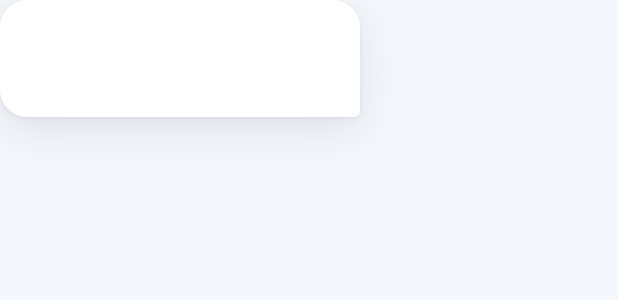
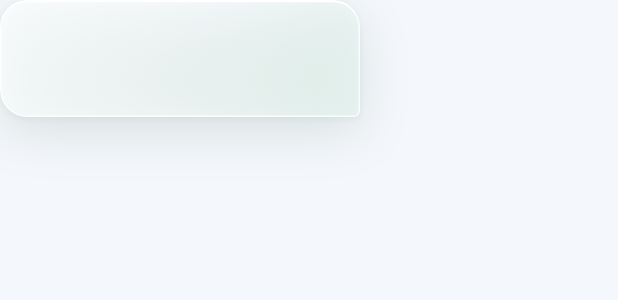
Before and after one commit to abdualiev088/qori_app, a Flutter app: the _SpeechBubble widget shown alone on an empty page, opened directly with empty values, on a phone screen of 412 x 824 dp. Shown: the top 300 px of the screen. Run offline on Flutter 3.47's test engine with Material 3 defaults, Android fonts, the phone set to English and light mode, and no system bars; our stand-ins replace audio_service, flutter_svg, google_fonts, just_audio, shared_preferences; missing offline and left inert: audio_session; accounts and stored records are empty; statements that could not run were skipped.

Commit message:
Give Hifdth's question bubble a frosted glass background
The bubble uses the same LiquidGlass as the nav and profile button, with a
light blur and a thin fill so the surah numbers behind it still show
through faintly. LiquidGlass now takes optional per-corner radii, so the
bubble keeps its small corner pointing at Hifdth.

Co-Authored-By: Claude Opus 5.5 <noreply@anthropic.com>

```diff
--- a/lib/screens/home_screen.dart
+++ b/lib/screens/home_screen.dart
@@ -20,6 +20,7 @@ const _steps = [
   DayStep(title: 'Review', subtitle: 'Done at 10:30 am', done: true),
   DayStep(title: 'Evening session', subtitle: 'Up next · 7:00 pm', done: false),
 ];
+
 /// Sessions whose time has passed without being done. Placeholder until the schedule is real.
 const _sessionsBehind = 0;
 const _week = [
@@ -224,8 +225,7 @@ class _HomeScreenState extends State<HomeScreen> with SingleTickerProviderStateM
                             Text('${_weekdays[t.weekday - 1]}, ${t.day} ${_months[t.month - 1]}',
                                 style: HText.inter(size: 13, weight: FontWeight.w500, color: HColors.ink2)),
                             const SizedBox(height: 2),
-                            Text(greeting,
-                                style: HText.inter(size: 24, weight: FontWeight.w700, letterSpacing: -0.4)),
+                            Text(greeting, style: HText.inter(size: 24, weight: FontWeight.w700, letterSpacing: -0.4)),
                           ],
                         ),
                       ),
@@ -464,20 +464,29 @@ class _SpeechBubbleState extends State<_SpeechBubble> with SingleTickerProviderS
           child: Container(
             constraints: const BoxConstraints(maxWidth: 240),
             margin: const EdgeInsets.only(bottom: 18), // the tail points at Hifdth's face
-            padding: const EdgeInsets.fromLTRB(14, 10, 14, 11),
-            decoration: const BoxDecoration(
-              color: HColors.surface,
-              borderRadius: BorderRadius.only(
+            // Frosted only lightly, so the surah numbers behind still show through faintly.
+            child: LiquidGlass(
+              radius: 18,
+              corners: const BorderRadius.only(
                 topLeft: Radius.circular(18),
                 topRight: Radius.circular(18),
                 bottomLeft: Radius.circular(18),
                 bottomRight: Radius.circular(4),
               ),
-              boxShadow: [
-                BoxShadow(color: Color(0x1A17202A), blurRadius: 24, offset: Offset(0, 8)),
-                BoxShadow(color: Color(0x0F17202A), blurRadius: 2, offset: Offset(0, 1)),
+              blur: 4,
+              borderColor: const Color(0xCCFFFFFF),
+              shadows: const [
+                BoxShadow(color: Color(0x1F14462D), offset: Offset(0, 10), blurRadius: 28),
+                BoxShadow(color: Color(0x0F14462D), offset: Offset(0, 1), blurRadius: 3),
               ],
+              fill: const LinearGradient(
+                begin: Alignment.topLeft,
+                end: Alignment.bottomRight,
+                colors: [Color(0xC7FFFFFF), Color(0x99FFFFFF), Color(0xA6EAF6F0)],
+                stops: [0, .55, 1],
               ),
+              child: Padding(
+                padding: const EdgeInsets.fromLTRB(14, 10, 14, 11),
                 child: AnimatedBuilder(
                   animation: _typing,
                   builder: (context, _) {
@@ -499,6 +508,8 @@ class _SpeechBubbleState extends State<_SpeechBubble> with SingleTickerProviderS
                       ],
                     );
                   },
+                ),
+              ),
             ),
           ),
         ),
@@ -601,7 +612,9 @@ class _StreakCard extends StatelessWidget {
             children: [
               Flexible(
                 child: Text('Streak',
-                    maxLines: 1, overflow: TextOverflow.ellipsis, style: HText.inter(size: 14, weight: FontWeight.w600)),
+                    maxLines: 1,
+                    overflow: TextOverflow.ellipsis,
+                    style: HText.inter(size: 14, weight: FontWeight.w600)),
               ),
               const SizedBox(width: 6),
               Text('$streak days', style: HText.inter(size: 12, color: HColors.ink2)),
--- a/lib/widgets/glass.dart
+++ b/lib/widgets/glass.dart
@@ -25,7 +25,7 @@ ui.ImageFilter glassFilter(double blur) {
 class _TopHighlight extends StatelessWidget {
   const _TopHighlight({required this.radius, this.opacity = 1});
 
-  final double radius;
+  final BorderRadius radius;
   final double opacity;
 
   @override
@@ -37,14 +37,13 @@ class _TopHighlight extends StatelessWidget {
 class _TopHighlightPainter extends CustomPainter {
   _TopHighlightPainter(this.radius, this.opacity);
 
-  final double radius;
+  final BorderRadius radius;
   final double opacity;
 
   @override
   void paint(Canvas canvas, Size size) {
-    final outer = RRect.fromRectAndRadius(Offset.zero & size, Radius.circular(radius));
-    final inner = RRect.fromRectAndRadius(
-        Rect.fromLTWH(0, 1.5, size.width, size.height - 1.5), Radius.circular(radius));
+    final outer = radius.toRRect(Offset.zero & size);
+    final inner = radius.toRRect(Rect.fromLTWH(0, 1.5, size.width, size.height - 1.5));
     canvas.drawDRRect(
       outer,
       inner,
@@ -76,9 +75,13 @@ class LiquidGlass extends StatelessWidget {
     ],
     this.borderColor = const Color(0xCCFFFFFF),
     this.highlight = 1,
+    this.corners,
   });
 
   final double radius;
+
+  /// Per-corner radii; overrides [radius] when given.
+  final BorderRadius? corners;
   final Gradient fill;
   final Widget child;
   final double blur;
@@ -88,7 +91,7 @@ class LiquidGlass extends StatelessWidget {
 
   @override
   Widget build(BuildContext context) {
-    final r = BorderRadius.circular(radius);
+    final r = corners ?? BorderRadius.circular(radius);
     return DecoratedBox(
       decoration: BoxDecoration(borderRadius: r, boxShadow: shadows),
       child: ClipRRect(
@@ -105,7 +108,7 @@ class LiquidGlass extends StatelessWidget {
               alignment: Alignment.center,
               children: [
                 child,
-                Positioned.fill(child: _TopHighlight(radius: radius, opacity: highlight)),
+                Positioned.fill(child: _TopHighlight(radius: r, opacity: highlight)),
               ],
             ),
           ),
```
Lines whose indentation alone changed are shown as unchanged.
